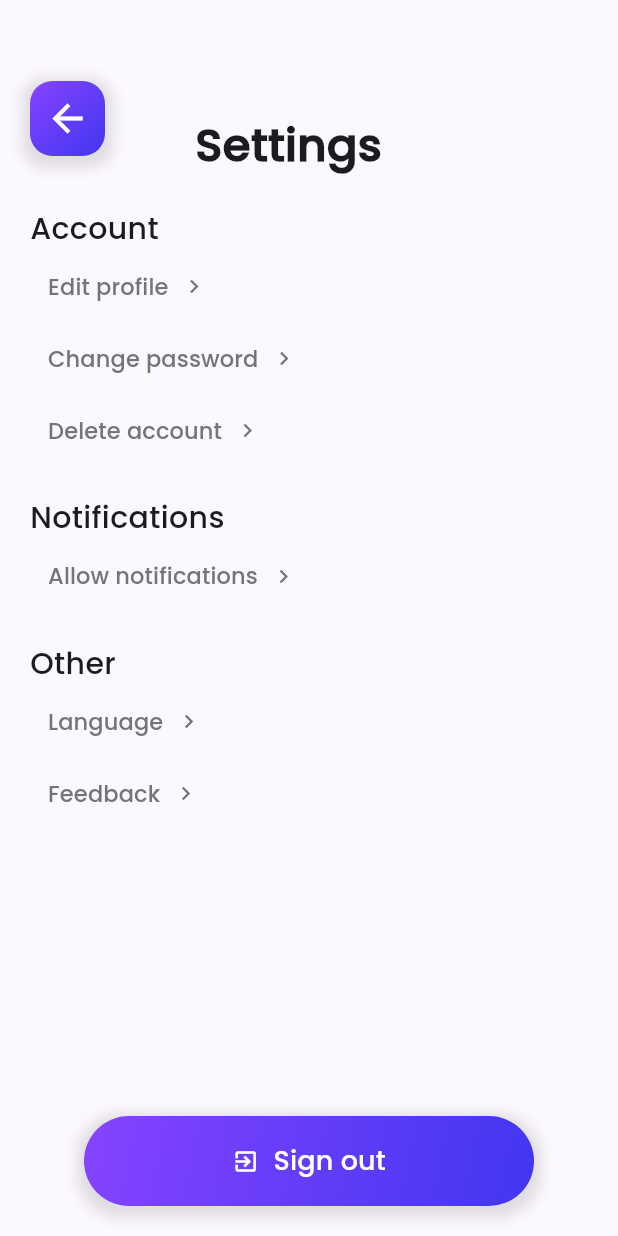
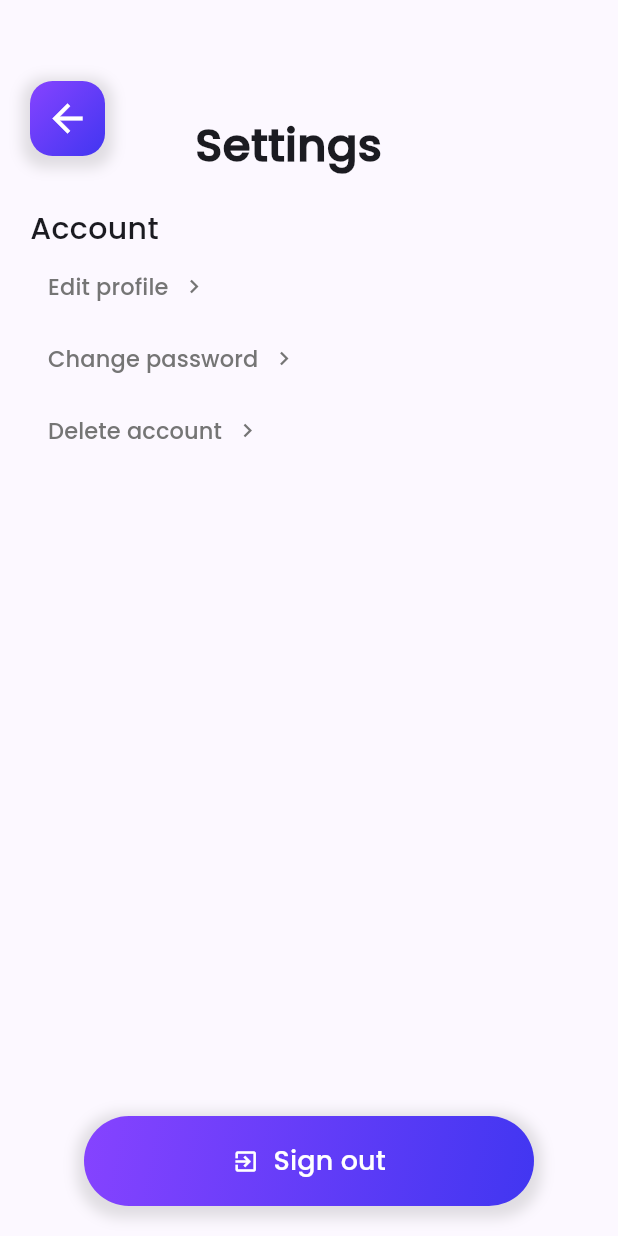
Before and after one commit to gaurabrana/Volunteering-App, a Flutter app: the SettingsPage screen opened directly with empty values, on a phone screen of 412 x 824 dp. Run offline on Flutter 3.47's test engine with Material 3 defaults, Android fonts, the phone set to English and light mode, and no system bars; our stand-ins replace cloud_firestore, confetti, firebase_auth, firebase_core, firebase_messaging, firebase_storage and 12 more; missing offline and left inert: autocomplete_textfield, googleapis; accounts and stored records are empty.

Commit message:
removed used codes

```diff
--- a/lib/Pages/Settings/Settings.dart
+++ b/lib/Pages/Settings/Settings.dart
@@ -116,83 +116,6 @@ class SettingsPageState extends State<SettingsPage> {
                   children: <Widget>[
                     Text(
                       'Delete account  ',
-                      style: TextStyle(fontWeight: FontWeight.w500, fontSize: 15),
-                    ),
-                    Icon(Icons.chevron_right),
-                  ],
-                ),
-              ),
-              const SizedBox(height: 20),
-              const Text(
-                'Notifications',
-                textAlign: TextAlign.left,
-                style: TextStyle(
-                  fontWeight: FontWeight.w500,
-                  fontSize: 20,
-                  decorationColor: Colors.black,
-                ), //todo
-              ),
-              TextButton(
-                style: TextButton.styleFrom(
-                  foregroundColor: Colors.grey.shade600,
-                ),
-                onPressed: () async {
-                  //todo
-                },
-                child: const Row(
-                  mainAxisAlignment: MainAxisAlignment.start,
-                  crossAxisAlignment: CrossAxisAlignment.center,
-                  children: <Widget>[
-                    Text(
-                      'Allow notifications  ', //todo notifications
-                      style: TextStyle(fontWeight: FontWeight.w500, fontSize: 15),
-                    ),
-                    Icon(Icons.chevron_right),
-                  ],
-                ),
-              ),
-              const SizedBox(height: 20),
-              const Text(
-                'Other',
-                textAlign: TextAlign.left,
-                style: TextStyle(
-                  fontWeight: FontWeight.w500,
-                  fontSize: 20,
-                  decorationColor: Colors.black,
-                ), //todo
-              ),
-              TextButton(
-                style: TextButton.styleFrom(
-                  foregroundColor: Colors.grey.shade600,
-                ),
-                onPressed: () async {
-                  //todo
-                },
-                child: const Row(
-                  mainAxisAlignment: MainAxisAlignment.start,
-                  crossAxisAlignment: CrossAxisAlignment.center,
-                  children: <Widget>[
-                    Text(
-                      'Language  ', //todo language
-                      style: TextStyle(fontWeight: FontWeight.w500, fontSize: 15),
-                    ),
-                    Icon(Icons.chevron_right),
-                  ],
-                ),
-              ),
-              TextButton(
-                style: TextButton.styleFrom(
-                  foregroundColor: Colors.grey.shade600,
-                ),
-                onPressed: () async {
-                  await showFeedbackDialog(context);
-                },
-                child: const Row(
-                  mainAxisAlignment: MainAxisAlignment.start,
-                  crossAxisAlignment: CrossAxisAlignment.center,
-                  children: <Widget>[
-                    Text(
-                      'Feedback  ',
                       style: TextStyle(fontWeight: FontWeight.w500, fontSize: 15),
                     ),
                     Icon(Icons.chevron_right),
--- a/lib/Pages/homepage.dart
+++ b/lib/Pages/homepage.dart
@@ -1,5 +1,3 @@
-import 'package:VolunteeringApp/DataAccessLayer/UserDAO.dart';
-import 'package:VolunteeringApp/DataAccessLayer/VolunteeringCauseDAO.dart';
 import 'package:VolunteeringApp/DataAccessLayer/VolunteeringEventDAO.dart';
 import 'package:VolunteeringApp/DataAccessLayer/VolunteeringHistoryDAO.dart';
 import 'package:VolunteeringApp/Pages/VolunteerAssignAndTrack.dart';
@@ -258,11 +256,13 @@ class HomepageState extends State<Homepage> {
                     color: Colors.blueAccent,
                   ),
                 ),
-                Text(
-                  "Role: ${history.role}",
-                  style: TextStyle(
-                    fontStyle: FontStyle.italic,
-                    color: Colors.grey[600],
+                Flexible(
+                  child: Text(
+                    "Role: ${history.role}",
+                    style: TextStyle(
+                      fontStyle: FontStyle.italic,
+                      color: Colors.grey[600],
+                    ),
                   ),
                 ),
               ],
```
